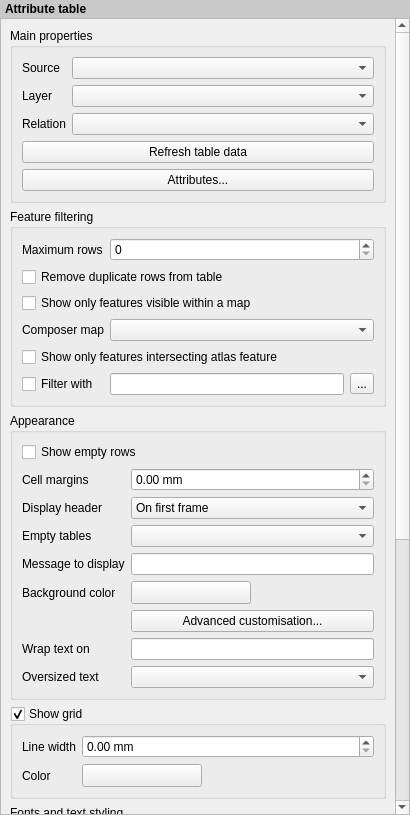
First picture: the form in src/ui/composer/qgscomposerattributetablewidgetbase.ui, repository qgis/QGIS, before the edit.
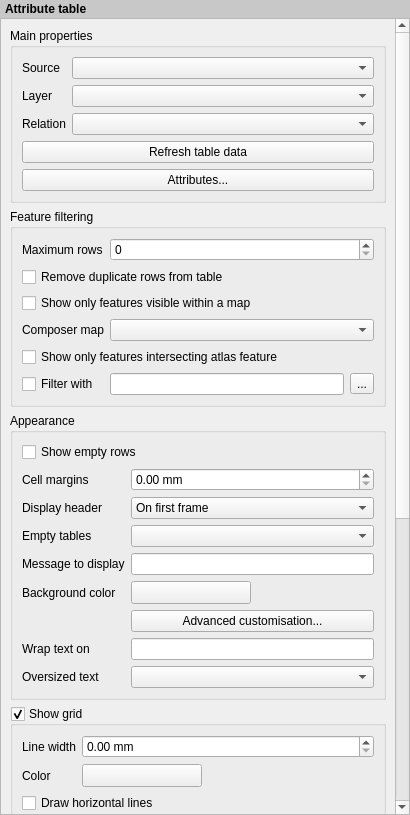
Second picture: the form after the edit. Icons and pictures are not drawn. Custom widgets are drawn as their Qt base class.

Commit message: [FEATURE] control over drawing of composer table grid horizontal & vertical lines

Patch:
```diff
--- a/src/ui/composer/qgscomposerattributetablewidgetbase.ui
+++ b/src/ui/composer/qgscomposerattributetablewidgetbase.ui
@@ -504,6 +504,20 @@
             </item>
            </layout>
           </item>
+          <item row="2" column="0" colspan="2">
+           <widget class="QCheckBox" name="mDrawHorizontalGrid">
+            <property name="text">
+             <string>Draw horizontal lines</string>
+            </property>
+           </widget>
+          </item>
+          <item row="3" column="0" colspan="2">
+           <widget class="QCheckBox" name="mDrawVerticalGrid">
+            <property name="text">
+             <string>Draw vertical lines</string>
+            </property>
+           </widget>
+          </item>
          </layout>
         </widget>
        </item>
```
The commit also changes 8 other files.
